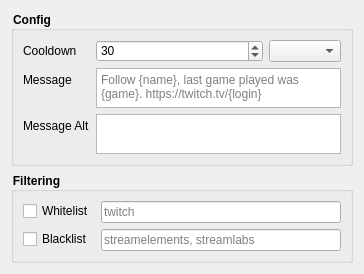
Above: components/auto_shoutout/config.ui from edoren/EdoBot before the change. Below: the same form after it.
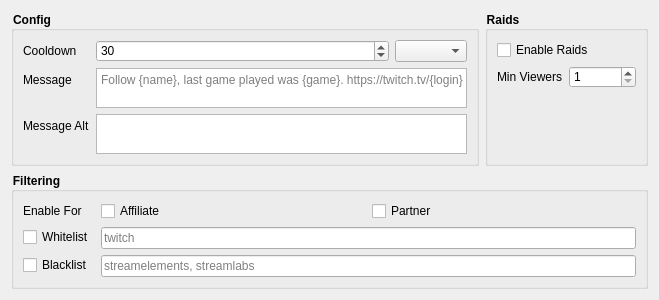
That is the form after the change. Custom widgets are drawn as their Qt base class.

Commit message:
Added support for RAID events and EDITOR user type.
- Created EventType class to manage event types
- Renamed get_config_something -> get_config_ui
- Added EDITOR UserType

```diff
--- a/components/auto_shoutout/config.ui
+++ b/components/auto_shoutout/config.ui
@@ -6,8 +6,8 @@
    <rect>
     <x>0</x>
     <y>0</y>
-    <width>364</width>
-    <height>258</height>
+    <width>659</width>
+    <height>293</height>
    </rect>
   </property>
   <property name="windowTitle">
@@ -15,14 +15,18 @@
   </property>
   <layout class="QVBoxLayout" name="verticalLayout">
    <item>
-    <widget class="QGroupBox" name="groupBox_2">
+    <layout class="QHBoxLayout" name="horizontalLayout_3">
+     <item>
+      <widget class="QGroupBox" name="configGroup">
      <property name="styleSheet">
       <string notr="true">QGroupBox { font-weight: bold; }</string>
      </property>
      <property name="title">
       <string>Config</string>
      </property>
-     <layout class="QFormLayout" name="formLayout_3">
+       <layout class="QVBoxLayout" name="verticalLayout_5">
+        <item>
+         <layout class="QFormLayout" name="formLayout">
       <item row="0" column="0">
        <widget class="QLabel" name="cooldown_label">
         <property name="text">
@@ -30,43 +34,6 @@
         </property>
        </widget>
       </item>
-      <item row="1" column="0">
-       <widget class="QLabel" name="message_label">
-        <property name="text">
-         <string>Message</string>
-        </property>
-       </widget>
-      </item>
-      <item row="2" column="0">
-       <widget class="QLabel" name="message_alt_label">
-        <property name="text">
-         <string>Message Alt</string>
-        </property>
-       </widget>
-      </item>
-      <item row="2" column="1">
-       <widget class="PlainTextEdit" name="message_alt_text_edit">
-        <property name="minimumSize">
-         <size>
-          <width>0</width>
-          <height>40</height>
-         </size>
-        </property>
-       </widget>
-      </item>
-      <item row="1" column="1">
-       <widget class="PlainTextEdit" name="message_text_edit">
-        <property name="minimumSize">
-         <size>
-          <width>0</width>
-          <height>40</height>
-         </size>
-        </property>
-        <property name="placeholderText">
-         <string>Follow {name}, last game played was {game}. https://twitch.tv/{login}</string>
-        </property>
-       </widget>
-      </item>
       <item row="0" column="1">
        <layout class="QHBoxLayout" name="horizontalLayout">
         <item>
@@ -97,35 +64,133 @@
         </item>
        </layout>
       </item>
-     </layout>
-    </widget>
-   </item>
-   <item>
-    <layout class="QVBoxLayout" name="verticalLayout_2">
+          <item row="1" column="0">
+           <widget class="QLabel" name="message_label">
+            <property name="text">
+             <string>Message</string>
+            </property>
+           </widget>
+          </item>
+          <item row="1" column="1">
+           <widget class="PlainTextEdit" name="message_text_edit">
+            <property name="sizePolicy">
+             <sizepolicy hsizetype="Expanding" vsizetype="Preferred">
+              <horstretch>0</horstretch>
+              <verstretch>0</verstretch>
+             </sizepolicy>
+            </property>
+            <property name="minimumSize">
+             <size>
+              <width>0</width>
+              <height>40</height>
+             </size>
+            </property>
+            <property name="maximumSize">
+             <size>
+              <width>16777215</width>
+              <height>80</height>
+             </size>
+            </property>
+            <property name="placeholderText">
+             <string>Follow {name}, last game played was {game}. https://twitch.tv/{login}</string>
+            </property>
+           </widget>
+          </item>
+          <item row="2" column="0">
+           <widget class="QLabel" name="message_alt_label">
+            <property name="text">
+             <string>Message Alt</string>
+            </property>
+           </widget>
+          </item>
+          <item row="2" column="1">
+           <widget class="PlainTextEdit" name="message_alt_text_edit">
+            <property name="sizePolicy">
+             <sizepolicy hsizetype="Expanding" vsizetype="Fixed">
+              <horstretch>0</horstretch>
+              <verstretch>0</verstretch>
+             </sizepolicy>
+            </property>
+            <property name="minimumSize">
+             <size>
+              <width>0</width>
+              <height>40</height>
+             </size>
+            </property>
+            <property name="maximumSize">
+             <size>
+              <width>16777215</width>
+              <height>80</height>
+             </size>
+            </property>
+           </widget>
+          </item>
+         </layout>
+        </item>
+       </layout>
+      </widget>
+     </item>
      <item>
       <widget class="QGroupBox" name="groupBox">
        <property name="styleSheet">
         <string notr="true">QGroupBox { font-weight: bold; }</string>
        </property>
        <property name="title">
+        <string>Raids</string>
+       </property>
+       <layout class="QVBoxLayout" name="verticalLayout_2">
+        <item>
+         <widget class="QCheckBox" name="raids_enabled_check_box">
+          <property name="text">
+           <string>Enable Raids</string>
+          </property>
+         </widget>
+        </item>
+        <item>
+         <layout class="QFormLayout" name="formLayout_2">
+          <item row="0" column="0">
+           <widget class="QLabel" name="label_2">
+            <property name="text">
+             <string>Min Viewers</string>
+            </property>
+           </widget>
+          </item>
+          <item row="0" column="1">
+           <widget class="QSpinBox" name="raid_min_viewers_spin_box">
+            <property name="minimum">
+             <number>1</number>
+            </property>
+            <property name="maximum">
+             <number>1000000</number>
+            </property>
+           </widget>
+          </item>
+         </layout>
+        </item>
+       </layout>
+      </widget>
+     </item>
+    </layout>
+   </item>
+   <item>
+    <widget class="QGroupBox" name="filteringGroup">
+     <property name="styleSheet">
+      <string notr="true">QGroupBox { font-weight: bold; }</string>
+     </property>
+     <property name="title">
         <string>Filtering</string>
        </property>
-       <layout class="QFormLayout" name="formLayout">
-        <item row="0" column="0">
-         <widget class="QCheckBox" name="whitelist_checkbox">
+     <layout class="QVBoxLayout" name="verticalLayout_4">
+      <item>
+       <layout class="QFormLayout" name="formLayout_3">
+        <item row="1" column="0">
+         <widget class="QCheckBox" name="whitelist_enabled_checkbox">
           <property name="text">
            <string>Whitelist</string>
           </property>
          </widget>
         </item>
-        <item row="1" column="0">
-         <widget class="QCheckBox" name="blacklist_checkbox">
-          <property name="text">
-           <string>Blacklist</string>
-          </property>
-         </widget>
-        </item>
-        <item row="0" column="1">
+        <item row="1" column="1">
          <widget class="QLineEdit" name="whitelist_line_edit">
           <property name="enabled">
            <bool>true</bool>
@@ -135,26 +200,55 @@
           </property>
          </widget>
         </item>
-        <item row="1" column="1">
+        <item row="2" column="0">
+         <widget class="QCheckBox" name="blacklist_enabled_checkbox">
+          <property name="text">
+           <string>Blacklist</string>
+          </property>
+         </widget>
+        </item>
+        <item row="2" column="1">
          <widget class="QLineEdit" name="blacklist_line_edit">
           <property name="placeholderText">
            <string>streamelements, streamlabs</string>
           </property>
          </widget>
         </item>
-       </layout>
-      </widget>
-     </item>
-    </layout>
+        <item row="0" column="0">
+         <widget class="QLabel" name="label">
+          <property name="text">
+           <string>Enable For</string>
+          </property>
+         </widget>
+        </item>
+        <item row="0" column="1">
+         <layout class="QHBoxLayout" name="horizontalLayout_2">
+          <item>
+           <widget class="QCheckBox" name="affiliate_enabled_check_box">
+            <property name="text">
+             <string>Affiliate</string>
+            </property>
+           </widget>
+          </item>
+          <item>
+           <widget class="QCheckBox" name="partner_enabled_check_box">
+            <property name="text">
+             <string>Partner</string>
+            </property>
+           </widget>
+          </item>
+         </layout>
+        </item>
+       </layout>
+      </item>
+     </layout>
+    </widget>
    </item>
    <item>
     <spacer name="verticalSpacer">
-     <property name="orientation">
-      <enum>Qt::Vertical</enum>
-     </property>
      <property name="sizeHint" stdset="0">
       <size>
-       <width>20</width>
+       <width>0</width>
        <height>0</height>
       </size>
      </property>
```
Lines whose indentation alone changed are shown as unchanged. The commit also changes 23 other files.
